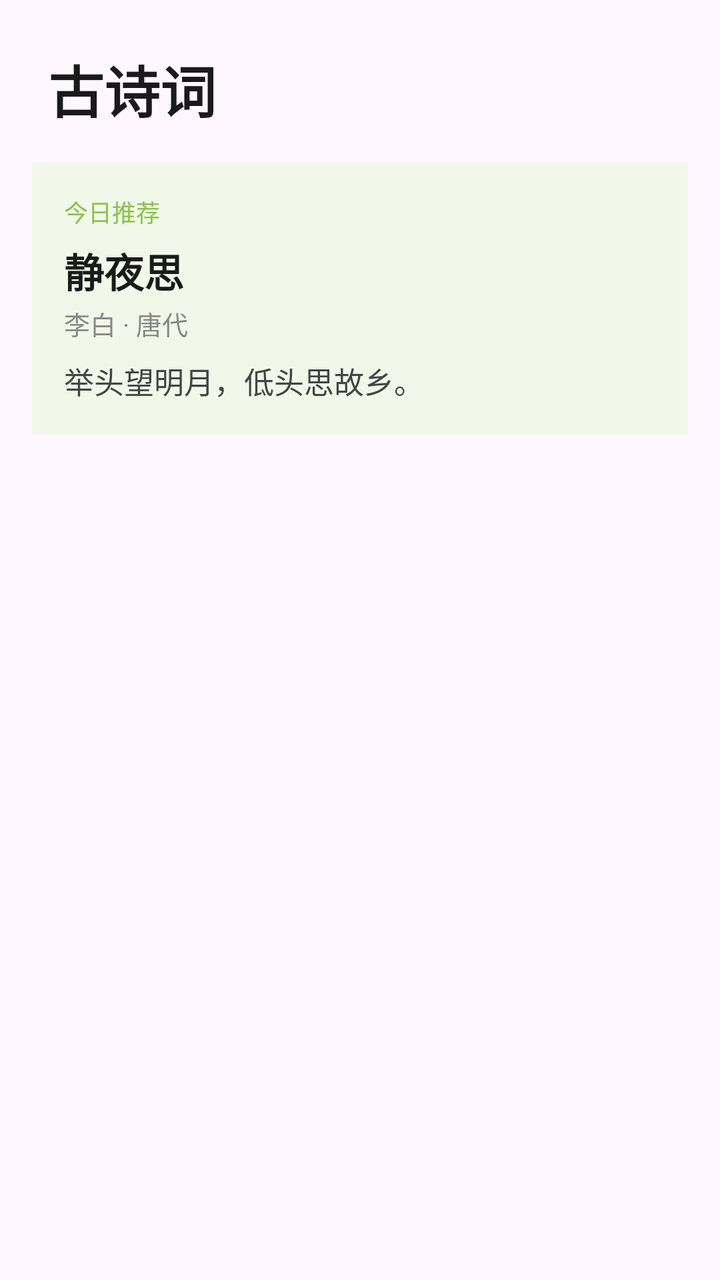
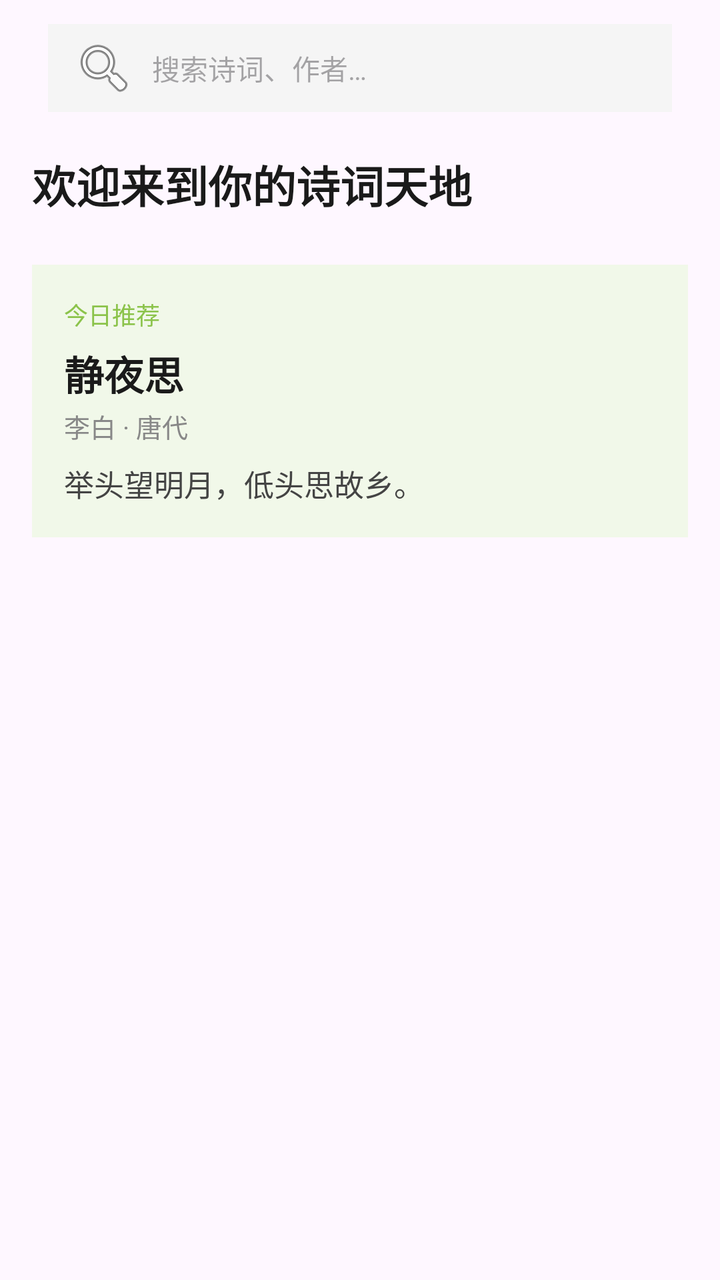

Two renders of the same Android screen: before a commit and after it. Below are the layout's source before the change and the commit's diff.
<!-- AndroidManifest.xml: application theme Theme.PoemApp -->
<!-- res/layout/fragment_home.xml -->
<?xml version="1.0" encoding="utf-8"?>
<androidx.constraintlayout.widget.ConstraintLayout
    xmlns:android="http://schemas.android.com/apk/res/android"
    xmlns:app="http://schemas.android.com/apk/res-auto"
    android:layout_width="match_parent"
    android:layout_height="match_parent">
    
    <LinearLayout
        android:id="@+id/cardDaily"
        android:layout_width="0dp"
        android:layout_height="wrap_content"
        android:layout_marginStart="16dp"
        android:layout_marginEnd="16dp"
        android:layout_marginTop="16dp"
        android:background="#F1F8E9"
        android:orientation="vertical"
        android:padding="16dp"
        app:layout_constraintStart_toStartOf="parent"
        app:layout_constraintEnd_toEndOf="parent"
        app:layout_constraintTop_toBottomOf="@id/tvHeader">

        <TextView
            android:layout_width="wrap_content"
            android:layout_height="wrap_content"
            android:text="今日推荐"
            android:textSize="12sp"
            android:textColor="#8BC34A" />

        <TextView
            android:id="@+id/tvDailyTitle"
            android:layout_width="match_parent"
            android:layout_height="wrap_content"
            android:layout_marginTop="6dp"
            android:text="静夜思"
            android:textSize="20sp"
            android:textStyle="bold"
            android:textColor="#1A1A1A" />

        <TextView
            android:id="@+id/tvDailyAuthor"
            android:layout_width="match_parent"
            android:layout_height="wrap_content"
            android:layout_marginTop="2dp"
            android:text="李白 · 唐代"
            android:textSize="13sp"
            android:textColor="#888888" />

        <TextView
            android:id="@+id/tvDailyLine"
            android:layout_width="match_parent"
            android:layout_height="wrap_content"
            android:layout_marginTop="8dp"
            android:text="举头望明月，低头思故乡。"
            android:textSize="15sp"
            android:textColor="#444444" />

    </LinearLayout>

    <TextView
        android:id="@+id/tvHeader"
        android:layout_width="wrap_content"
        android:layout_height="wrap_content"
        android:layout_marginStart="24dp"
        android:layout_marginTop="24dp"
        android:text="古诗词"
        android:textSize="28sp"
        android:textStyle="bold"
        android:textColor="#1A1A1A"
        app:layout_constraintStart_toStartOf="parent"
        app:layout_constraintTop_toTopOf="parent" />

    <androidx.recyclerview.widget.RecyclerView
        android:id="@+id/rvPoems"
        android:layout_width="0dp"
        android:layout_height="0dp"
        android:layout_marginStart="16dp"
        android:layout_marginEnd="16dp"
        android:layout_marginTop="16dp"
        android:layout_marginBottom="16dp"
        app:layout_constraintStart_toStartOf="parent"
        app:layout_constraintEnd_toEndOf="parent"
        app:layout_constraintTop_toBottomOf="@id/cardDaily"
        app:layout_constraintBottom_toBottomOf="parent" />
    
</androidx.constraintlayout.widget.ConstraintLayout>
<!-- resources referenced by this layout -->
<resources>
  <style name="Theme.PoemApp" parent="Base.Theme.PoemApp" />
  <style name="Base.Theme.PoemApp" parent="Theme.Material3.DayNight.NoActionBar">
          
          
      </style>
</resources>

<!-- the commit's change to res/layout/fragment_home.xml (unified diff, before → after) -->
@@ -5,6 +5,46 @@
     android:layout_width="match_parent"
     android:layout_height="match_parent">
     
+
+
+    <EditText
+        android:id="@+id/etSearchBar"
+        android:layout_width="0dp"
+        android:layout_height="44dp"
+        android:layout_marginStart="24dp"
+        android:layout_marginEnd="24dp"
+        android:layout_marginTop="12dp"
+        android:background="#F5F5F5"
+        android:drawableStart="@android:drawable/ic_menu_search"
+        android:drawablePadding="8dp"
+        android:gravity="center_vertical"
+        android:hint="搜索诗词、作者…"
+        android:paddingStart="12dp"
+        android:paddingEnd="12dp"
+        android:textSize="14sp"
+        android:focusable="false"
+        android:clickable="true"
+        android:inputType="none"
+        app:layout_constraintStart_toStartOf="parent"
+        app:layout_constraintEnd_toEndOf="parent"
+        app:layout_constraintTop_toTopOf="parent"
+        />
+
+    <TextView
+        android:id="@+id/tvGreeting"
+        android:layout_width="0dp"
+        android:layout_height="wrap_content"
+        android:layout_marginStart="16dp"
+        android:layout_marginEnd="16dp"
+        android:layout_marginTop="20dp"
+        android:text="欢迎来到你的诗词天地"
+        android:textColor="#1A1A1A"
+        android:textSize="22sp"
+        android:textStyle="bold"
+        app:layout_constraintStart_toStartOf="parent"
+        app:layout_constraintEnd_toEndOf="parent"
+        app:layout_constraintTop_toBottomOf="@id/etSearchBar" />
+
     <LinearLayout
         android:id="@+id/cardDaily"
         android:layout_width="0dp"
@@ -17,7 +57,7 @@
         android:padding="16dp"
         app:layout_constraintStart_toStartOf="parent"
         app:layout_constraintEnd_toEndOf="parent"
-        app:layout_constraintTop_toBottomOf="@id/tvHeader">
+        app:layout_constraintTop_toBottomOf="@id/chipGroup">
 
         <TextView
             android:layout_width="wrap_content"
@@ -56,18 +96,20 @@
 
     </LinearLayout>
 
-    <TextView
-        android:id="@+id/tvHeader"
-        android:layout_width="wrap_content"
+    <com.google.android.material.chip.ChipGroup
+        android:id="@+id/chipGroup"
+        android:layout_width="0dp"
         android:layout_height="wrap_content"
-        android:layout_marginStart="24dp"
-        android:layout_marginTop="24dp"
-        android:text="古诗词"
-        android:textSize="28sp"
-        android:textStyle="bold"
-        android:textColor="#1A1A1A"
+        android:layout_marginTop="8dp"
+        android:paddingStart="16dp"
+        android:paddingEnd="16dp"
+        app:chipSpacingHorizontal="8dp"
+        app:singleLine="true"
+        app:singleSelection="true"
+        app:selectionRequired="true"
         app:layout_constraintStart_toStartOf="parent"
-        app:layout_constraintTop_toTopOf="parent" />
+        app:layout_constraintEnd_toEndOf="parent"
+        app:layout_constraintTop_toBottomOf="@id/tvGreeting" />
 
     <androidx.recyclerview.widget.RecyclerView
         android:id="@+id/rvPoems"
